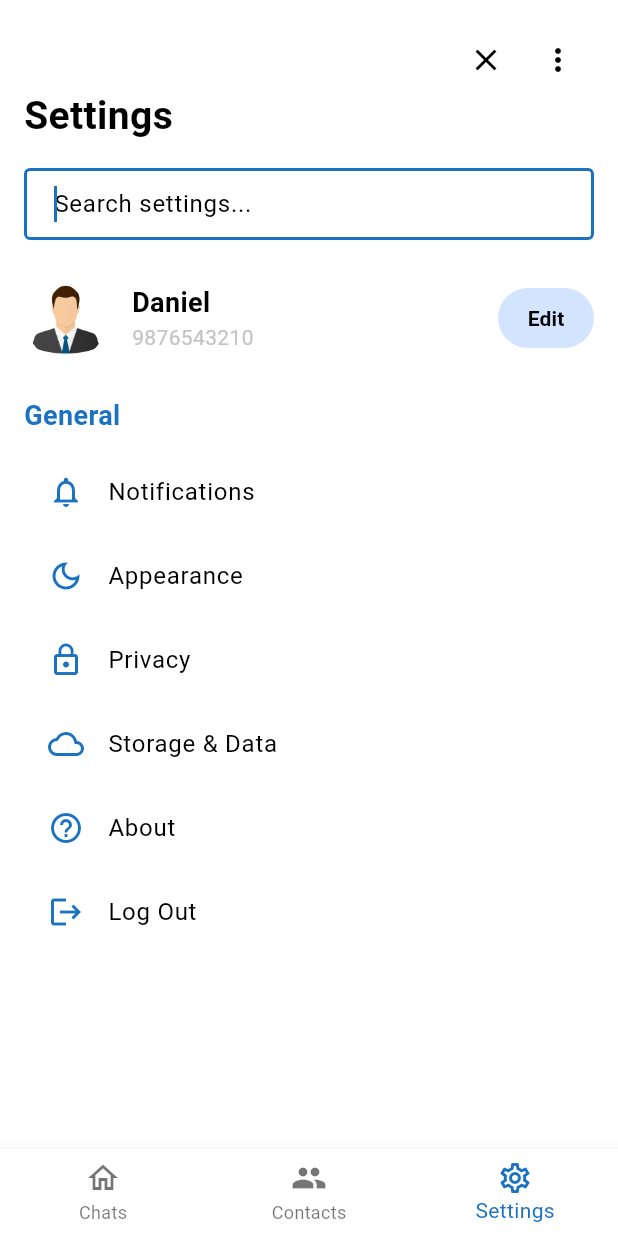
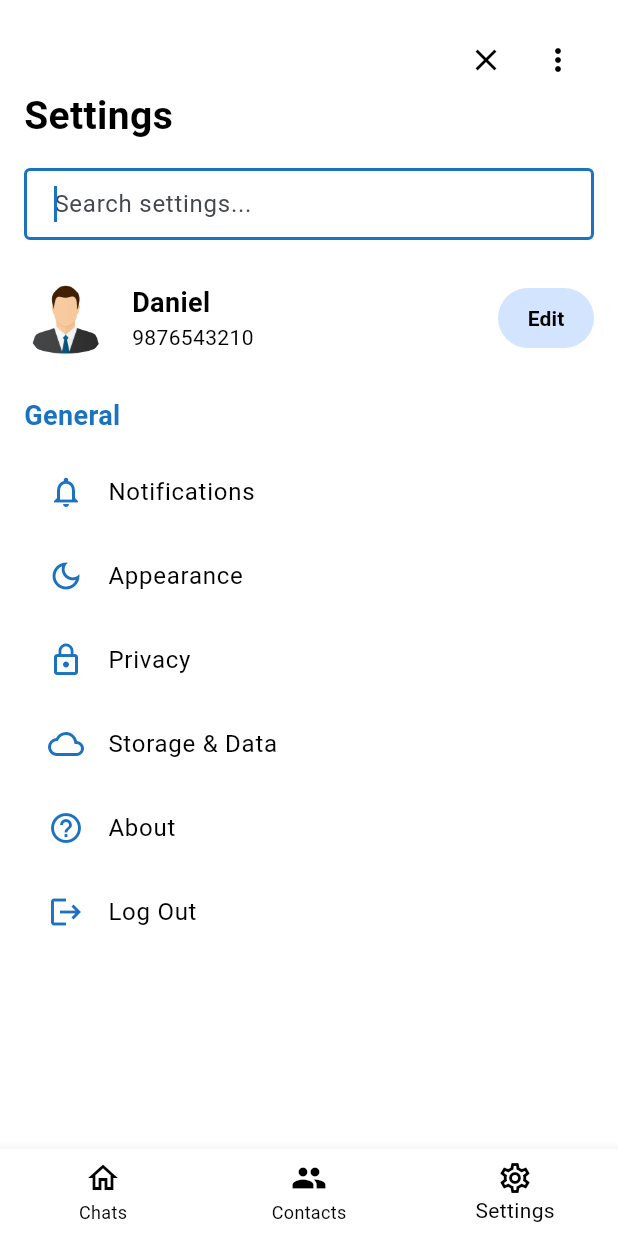
Before and after one commit to yana-malhotra27/chatApp, a Flutter app: the screen it shows once a user with an empty profile is signed in, item 3 of the bottom bar chosen, after a tap on the "search" icon, on a phone screen of 412 x 824 dp. Run offline on Flutter 3.47's test engine with Material 3 defaults, Android fonts, the phone set to English and light mode, and no system bars; our stand-ins replace cloud_firestore, firebase_auth, firebase_core; accounts and stored records are empty; network calls fail.

Commit message:
searchbar left

```diff
--- a/lib/components/chat_bubble.dart
+++ b/lib/component/chat_bubble.dart
@@ -33,7 +33,7 @@ class ChatBubble extends StatelessWidget {
           decoration: BoxDecoration(
             color: isCurrentUser
                 ? Theme.of(context).colorScheme.primary
-                : Theme.of(context).colorScheme.inversePrimary,
+                : Theme.of(context).colorScheme.outline.withOpacity(0.5),
             borderRadius: BorderRadius.circular(25),
           ),
           padding: const EdgeInsets.all(16),
@@ -43,8 +43,8 @@ class ChatBubble extends StatelessWidget {
           ),
           child: Text(
             message,
-            style: const TextStyle(
-              color: Colors.white,
+            style: TextStyle(
+              color: Theme.of(context).colorScheme.onPrimary,
               fontSize: 16,
             ),
           ),
--- a/lib/page/home_page.dart
+++ b/lib/page/home_page.dart
@@ -44,18 +44,18 @@ class _HomePageState extends State<HomePage> {
                 decoration: InputDecoration(
                   hintText: "Search",
                   hintStyle: TextStyle(
-                    color: Theme.of(context).colorScheme.inversePrimary,
+                    color: Theme.of(context).colorScheme.outline,
                   ),
                   prefixIcon: Icon(
                     Icons.search,
-                    color: Theme.of(context).colorScheme.inversePrimary,
+                    color: Theme.of(context).colorScheme.outline,
                   ),
                   border: OutlineInputBorder(
-                    borderRadius: BorderRadius.circular(10),
+                    borderRadius: BorderRadius.circular(30),
                     borderSide: BorderSide.none,
                   ),
                   filled: true,
-                  fillColor: Theme.of(context).colorScheme.surface,
+                  fillColor: Theme.of(context).colorScheme.outline.withOpacity(0.1),
                 ),
               ),
             )
@@ -64,14 +64,25 @@ class _HomePageState extends State<HomePage> {
      bottomNavigationBar: BottomNavigationBar(
   currentIndex: _selectedIndex,
   onTap: _onItemTapped,
+  selectedItemColor: Theme.of(context).colorScheme.onErrorContainer,
+  unselectedItemColor: Theme.of(context).colorScheme.onErrorContainer,
+  backgroundColor: Theme.of(context).colorScheme.surface,
   items: const [
     BottomNavigationBarItem(
-              icon: Icon(Icons.home_outlined), label: "Chats"),
-          BottomNavigationBarItem(icon: Icon(Icons.people), label: "Contacts"),
+      icon: Icon(Icons.home_outlined),
+      label: "Chats",
+    ),
     BottomNavigationBarItem(
-              icon: Icon(Icons.settings_outlined), label: "Settings"),
+      icon: Icon(Icons.people),
+      label: "Contacts",
+    ),
+    BottomNavigationBarItem(
+      icon: Icon(Icons.settings_outlined),
+      label: "Settings",
+    ),
   ],
 ),
+
       floatingActionButton: (_selectedIndex == 0 || _selectedIndex == 1)
           ? FloatingActionButton(
               onPressed: () {
@@ -82,10 +93,10 @@ class _HomePageState extends State<HomePage> {
                   ),
                 );
               },
-              backgroundColor: Theme.of(context).colorScheme.secondary,
+              backgroundColor: Theme.of(context).colorScheme.primaryContainer,
               child: Icon(
                 _selectedIndex == 0 ? Icons.edit_outlined : Icons.add,
-                color: Theme.of(context).colorScheme.tertiary,
+                color: Theme.of(context).colorScheme.onErrorContainer
               ),
             )
           : null,
@@ -123,8 +134,9 @@ class _HomePageState extends State<HomePage> {
         final currentUserEmail = _authService.currentUser?.email ?? '';
 
         List<Map<String, dynamic>> filteredUsers = users.where((user) {
+  final username = user['username']?.toString().toLowerCase() ?? '';
   final email = user['email']?.toString().toLowerCase() ?? '';
-          return email.contains(_searchQuery) && email != currentUserEmail;
+  return username.contains(_searchQuery) && email != currentUserEmail;
 }).toList();
 
         filteredUsers = filteredUsers.reversed.toList();
@@ -164,10 +176,10 @@ class _HomePageState extends State<HomePage> {
                 backgroundColor: Theme.of(context).colorScheme.surface,
                 icon: Icon(Icons.delete_outline,
                     color: Theme.of(context).colorScheme.primary),
-                title: Text("Delete conversation?"),
+                title: Text("Delete conversation?",style: TextStyle(color: Theme.of(context).colorScheme.onErrorContainer),),
                 content: Text(
-                  "This conversation will be removed from all your synced devices. This action cannot be undone.",
-                ),
+                  "This conversation will be removed from all your synced devices. This action cannot be undone."
+                , style: TextStyle(color: Theme.of(context).colorScheme.onErrorContainer),),
                 actions: [
                   TextButton(
                     onPressed: () => Navigator.pop(context),
@@ -210,7 +222,8 @@ class _HomePageState extends State<HomePage> {
                   children: [
                     Text(
                       userData['username'] ?? 'Unknown',
-                      style: const TextStyle(
+                      style: TextStyle(
+                        color: Theme.of(context).colorScheme.onErrorContainer,
                         fontWeight: FontWeight.bold,
                         fontSize: 16,
                       ),
@@ -219,7 +232,7 @@ class _HomePageState extends State<HomePage> {
                     Text(
                       'Hey there! How are you?',
                       style: TextStyle(
-                        color: Colors.grey.shade600,
+                        color: Theme.of(context).colorScheme.outline,
                         fontSize: 14,
                       ),
                       maxLines: 1,
@@ -235,21 +248,21 @@ class _HomePageState extends State<HomePage> {
                     '4:30 PM',
                     style: TextStyle(
                       fontSize: 12,
-                      color: Colors.grey.shade600,
+                      color: Theme.of(context).colorScheme.outline,
                     ),
                   ),
                   const SizedBox(height: 6),
                   if (showUnreadBadge)
                     Container(
                       padding: const EdgeInsets.all(6),
-                      decoration: const BoxDecoration(
-                        color: Colors.blue,
+                      decoration: BoxDecoration(
+                        color: Theme.of(context).colorScheme.primary,
                         shape: BoxShape.circle,
                       ),
-                      child: const Text(
+                      child: Text(
                         '2',
                         style: TextStyle(
-                          color: Colors.white,
+                          color: Theme.of(context).colorScheme.onError,
                           fontSize: 12,
                         ),
                       ),
--- a/lib/page/login_page.dart
+++ b/lib/page/login_page.dart
@@ -20,11 +20,11 @@ class LoginPage extends StatelessWidget {
       showDialog(
         context: context,
         builder: (context) => AlertDialog(
-          backgroundColor: Theme.of(context).colorScheme.inversePrimary,
+          backgroundColor: Theme.of(context).colorScheme.errorContainer,
           title: Text(
             e.toString(),
             style: TextStyle(
-              color: Theme.of(context).colorScheme.primary,
+              color: Theme.of(context).colorScheme.error,
               fontWeight: FontWeight.bold,
             ),
           ),
@@ -42,24 +42,27 @@ class LoginPage extends StatelessWidget {
     return TextField(
       obscureText: obscureText,
       controller: controller,
+      style: TextStyle(
+        color: Theme.of(context).colorScheme.outline,
+      ),
       decoration: InputDecoration(
         enabledBorder: OutlineInputBorder(
           borderRadius: BorderRadius.circular(10.0),
           borderSide: BorderSide(
-            color: Theme.of(context).colorScheme.tertiary,
+            color: Theme.of(context).colorScheme.outline,
           ),
         ),
         focusedBorder: OutlineInputBorder(
           borderRadius: BorderRadius.circular(10.0),
           borderSide: BorderSide(
-            color: Theme.of(context).colorScheme.tertiary,
+            color: Theme.of(context).colorScheme.outline,
           ),
         ),
         fillColor: Theme.of(context).colorScheme.surface,
         filled: true,
         hintText: hintText,
         hintStyle: TextStyle(
-          color: Theme.of(context).colorScheme.inversePrimary,
+          color: Theme.of(context).colorScheme.outline,
         ),
       ),
     );
@@ -106,7 +109,7 @@ class LoginPage extends StatelessWidget {
                 child: Text(
                   "LOGIN!",
                   style: TextStyle(
-                    color: Theme.of(context).colorScheme.tertiary,
+                    color: Theme.of(context).colorScheme.onErrorContainer,
                     fontWeight: FontWeight.bold,
                     fontSize: 40,
                   ),
@@ -117,7 +120,7 @@ class LoginPage extends StatelessWidget {
                 "Username",
                 style: TextStyle(
                   fontSize: 16.0,
-                  color: Theme.of(context).colorScheme.tertiary,
+                  color: Theme.of(context).colorScheme.onErrorContainer,
                 ),
               ),
               const SizedBox(height: 8),
@@ -132,7 +135,7 @@ class LoginPage extends StatelessWidget {
                 "Password",
                 style: TextStyle(
                   fontSize: 16.0,
-                  color: Theme.of(context).colorScheme.tertiary,
+                  color: Theme.of(context).colorScheme.onErrorContainer,
                 ),
               ),
               const SizedBox(height: 8),
--- a/lib/page/register_page.dart
+++ b/lib/page/register_page.dart
@@ -23,11 +23,11 @@ class RegisterPage extends StatelessWidget {
       showDialog(
         context: context,
         builder: (context) => AlertDialog(
-          backgroundColor: Theme.of(context).colorScheme.inversePrimary,
+          backgroundColor: Theme.of(context).colorScheme.errorContainer,
           title: Text(
             "Password is not confirmed correctly",
             style: TextStyle(
-              color: Theme.of(context).colorScheme.primary,
+              color: Theme.of(context).colorScheme.error,
               fontWeight: FontWeight.bold,
             ),
           ),
@@ -42,11 +42,11 @@ class RegisterPage extends StatelessWidget {
       showDialog(
         context: context,
         builder: (context) => AlertDialog(
-          backgroundColor: Theme.of(context).colorScheme.inversePrimary,
+          backgroundColor: Theme.of(context).colorScheme.errorContainer,
           title: Text(
             e.toString(),
             style: TextStyle(
-              color: Theme.of(context).colorScheme.primary,
+              color: Theme.of(context).colorScheme.error,
               fontWeight: FontWeight.bold,
             ),
           ),
@@ -66,22 +66,25 @@ class RegisterPage extends StatelessWidget {
       child: TextField(
         obscureText: obscureText,
         controller: controller,
+        style: TextStyle(
+        color: Theme.of(context).colorScheme.outline,
+      ),
         decoration: InputDecoration(
           enabledBorder: OutlineInputBorder(
             borderRadius: BorderRadius.circular(10.0),
             borderSide:
-                BorderSide(color: Theme.of(context).colorScheme.tertiary),
+                BorderSide(color: Theme.of(context).colorScheme.outline),
           ),
           focusedBorder: OutlineInputBorder(
             borderRadius: BorderRadius.circular(10.0),
             borderSide:
-                BorderSide(color: Theme.of(context).colorScheme.tertiary),
+                BorderSide(color: Theme.of(context).colorScheme.outline),
           ),
           fillColor: Theme.of(context).colorScheme.surface,
           filled: true,
           hintText: hintText,
           hintStyle: TextStyle(
-            color: Theme.of(context).colorScheme.inversePrimary,
+            color: Theme.of(context).colorScheme.outline,
           ),
         ),
       ),
@@ -130,7 +133,7 @@ class RegisterPage extends StatelessWidget {
               Text(
                 "REGISTER!",
                 style: TextStyle(
-                  color: Theme.of(context).colorScheme.tertiary,
+                  color: Theme.of(context).colorScheme.onErrorContainer,
                   fontWeight: FontWeight.bold,
                   fontSize: 36,
                 ),
@@ -147,7 +150,7 @@ class RegisterPage extends StatelessWidget {
                     "Email",
                     style: TextStyle(
                       fontSize: 16.0,
-                      color: Theme.of(context).colorScheme.tertiary,
+                      color: Theme.of(context).colorScheme.onErrorContainer,
                     ),
                   ),
                 ),
@@ -170,7 +173,7 @@ class RegisterPage extends StatelessWidget {
                     "Username",
                     style: TextStyle(
                       fontSize: 16.0,
-                      color: Theme.of(context).colorScheme.tertiary,
+                      color: Theme.of(context).colorScheme.onErrorContainer,
                     ),
                   ),
                 ),
@@ -193,7 +196,7 @@ class RegisterPage extends StatelessWidget {
                     "Password",
                     style: TextStyle(
                       fontSize: 16.0,
-                      color: Theme.of(context).colorScheme.tertiary,
+                      color: Theme.of(context).colorScheme.onErrorContainer,
                     ),
                   ),
                 ),
@@ -216,7 +219,7 @@ class RegisterPage extends StatelessWidget {
                     "Confirm Password",
                     style: TextStyle(
                       fontSize: 16.0,
-                      color: Theme.of(context).colorScheme.tertiary,
+                      color: Theme.of(context).colorScheme.onErrorContainer,
                     ),
                   ),
                 ),
--- a/lib/page/settings_page.dart
+++ b/lib/page/settings_page.dart
@@ -43,7 +43,7 @@ class _SettingsPageState extends State<SettingsPage> {
                     mainAxisSize: MainAxisSize.min,
                     children: [
                       IconButton(
-                        icon: Icon(_isSearching ? Icons.close : Icons.search),
+                        icon: Icon(_isSearching ? Icons.close : Icons.search,color: Theme.of(context).colorScheme.onErrorContainer,),
                         onPressed: () {
                           setState(() {
                             if (_isSearching) {
@@ -55,7 +55,7 @@ class _SettingsPageState extends State<SettingsPage> {
                         },
                       ),
                       IconButton(
-                        icon: const Icon(Icons.more_vert),
+                        icon: Icon(Icons.more_vert,color: Theme.of(context).colorScheme.onErrorContainer,),
                         onPressed: () {},
                       ),
                     ],
@@ -63,13 +63,14 @@ class _SettingsPageState extends State<SettingsPage> {
                 ),
                 const SizedBox(height: 80),
                 // Bottom-left title
-                const Positioned(
+                Positioned(
                   bottom: 0,
                   left: 0,
                   child: Text(
                     "Settings",
                     style: TextStyle(
                       fontSize: 26,
+                      color: Theme.of(context).colorScheme.onErrorContainer,
                       fontWeight: FontWeight.bold,
                     ),
                   ),
@@ -82,10 +83,15 @@ class _SettingsPageState extends State<SettingsPage> {
             if (_isSearching)
               TextField(
                 controller: _searchController,
+                style: TextStyle(
+                  color: Theme.of(context).colorScheme.onErrorContainer,
+                ),
                 autofocus: true,
-                decoration: const InputDecoration(
+                decoration: InputDecoration(
                   hintText: "Search settings...",
+                  fillColor: Theme.of(context).colorScheme.outline,
                   border: OutlineInputBorder(),
+
                   contentPadding:
                       EdgeInsets.symmetric(horizontal: 16, vertical: 8),
                 ),
@@ -111,16 +117,17 @@ class _SettingsPageState extends State<SettingsPage> {
                   child: Column(
                     crossAxisAlignment: CrossAxisAlignment.start,
                     children: [
-                      const Text(
+                       Text(
                         'Daniel',
                         style: TextStyle(
+                          color: Theme.of(context).colorScheme.onErrorContainer,
                             fontSize: 18, fontWeight: FontWeight.bold),
                       ),
                       Text(
                         '9876543210',
                         style: TextStyle(
                           fontSize: 14,
-                          color: colorScheme.inversePrimary,
+                          color: colorScheme.onErrorContainer,
                         ),
                       ),
                     ],
@@ -128,7 +135,7 @@ class _SettingsPageState extends State<SettingsPage> {
                 ),
                 TextButton(
                   style: TextButton.styleFrom(
-                    backgroundColor: Theme.of(context).colorScheme.secondary,
+                    backgroundColor: Theme.of(context).colorScheme.primaryContainer,
                     shape: RoundedRectangleBorder(
                       borderRadius: BorderRadius.circular(30),
                     ),
@@ -140,7 +147,7 @@ class _SettingsPageState extends State<SettingsPage> {
                     'Edit',
                     style: TextStyle(
                       fontWeight: FontWeight.bold,
-                      color: Theme.of(context).colorScheme.tertiary,
+                      color: Theme.of(context).colorScheme.onErrorContainer,
                     ),
                   ),
                 ),
@@ -166,7 +173,7 @@ class _SettingsPageState extends State<SettingsPage> {
               ListTile(
                 leading:
                     Icon(Icons.notifications_none, color: colorScheme.primary),
-                title: const Text("Notifications"),
+                title: Text("Notifications",style: TextStyle(color: Theme.of(context).colorScheme.onErrorContainer,),),
                 onTap: () {
                   Navigator.push(
                     context,
@@ -180,35 +187,35 @@ class _SettingsPageState extends State<SettingsPage> {
               ListTile(
                 leading:
                     Icon(Icons.dark_mode_outlined, color: colorScheme.primary),
-                title: const Text("Appearance"),
+                title: Text("Appearance",style: TextStyle(color: Theme.of(context).colorScheme.onErrorContainer,),),
                 onTap: () => themeProvider.toggleTheme(),
               ),
             if (_searchQuery.isEmpty ||
                 "privacy".contains(_searchQuery.toLowerCase()))
               ListTile(
                 leading: Icon(Icons.lock_outline, color: colorScheme.primary),
-                title: const Text("Privacy"),
+                title: Text("Privacy",style: TextStyle(color: Theme.of(context).colorScheme.onErrorContainer,),),
                 onTap: () {},
               ),
             if (_searchQuery.isEmpty ||
                 "storage".contains(_searchQuery.toLowerCase()))
               ListTile(
                 leading: Icon(Icons.cloud_outlined, color: colorScheme.primary),
-                title: const Text("Storage & Data"),
+                title: Text("Storage & Data",style: TextStyle(color: Theme.of(context).colorScheme.onErrorContainer,),),
                 onTap: () {},
               ),
             if (_searchQuery.isEmpty ||
                 "about".contains(_searchQuery.toLowerCase()))
               ListTile(
                 leading: Icon(Icons.help_outline, color: colorScheme.primary),
-                title: const Text("About"),
+                title: Text("About",style: TextStyle(color: Theme.of(context).colorScheme.onErrorContainer,),),
                 onTap: () {},
               ),
             if (_searchQuery.isEmpty ||
                 "log out".contains(_searchQuery.toLowerCase()))
               ListTile(
                 leading: Icon(Icons.logout, color: colorScheme.primary),
-                title: const Text("Log Out"),
+                title: Text("Log Out",style: TextStyle(color: Theme.of(context).colorScheme.onErrorContainer,),),
                 onTap: () => authService.signOut(),
               ),
           ],
--- a/lib/theme/dark_mode.dart
+++ b/lib/theme/dark_mode.dart
@@ -2,10 +2,19 @@ import 'package:flutter/material.dart';
 
 ThemeData darkMode = ThemeData(
   colorScheme: ColorScheme.dark(
-    surface: const Color.fromARGB(255, 28, 21, 21),
-    primary: Color(0xFF1B72C0),
-    secondary: Color(0xFFD3E4FF),
-    tertiary: const Color(0xFFEDECED),
-    inversePrimary: const Color.fromARGB(255, 197, 195, 195),
-  ),
+  primary: Color(0xFFA2C9FF),             // #A2C9FF
+  onPrimary: Color(0xFFFFFFFF),           // White
+  primaryContainer: Color.fromARGB(194, 47, 65, 86),    // #D3E4FF
+  onPrimaryContainer: Color(0xFF001C38),  // #001C38
+  secondary: Color(0xFF000000),           // #EFF1F8 (used as Secondary Surface)
+  onSecondary: Color(0xFF000000),         // Black
+  surface: Color(0xFF000000),             // #F3F4F9 (Primary Surface)
+  onSurface: Color(0xFF001E2F),           // #001E2F (On Surface 20)
+  onSurfaceVariant: Color(0xFF44474E),    // #44474E (On Surface 40)
+  outline: Color(0xFF74777F),             // #74777F (On Surface 60)
+  error: Color(0xFFB00020),               // Standard Material error color
+  onError: Color(0xFFFFFFFF),             // White
+  errorContainer: Color(0xFFFCD8DF),      // Optional custom error container
+  onErrorContainer: Color.fromARGB(255, 255, 255, 255),    // Optional custom contrast color
+)
 );
--- a/lib/theme/light_mode.dart
+++ b/lib/theme/light_mode.dart
@@ -2,11 +2,19 @@ import 'package:flutter/material.dart';
 
 ThemeData lightMode = ThemeData(
   colorScheme: ColorScheme.light(
-    surface: Colors.white,
-    primaryContainer: Color(0xFFF3F4F9),
-    primary: Color(0xFF1B72C0),
-    secondary: Color(0xFFD3E4FF),
-    tertiary: const Color.fromARGB(255, 6, 6, 6),
-    inversePrimary: const Color.fromARGB(255, 197, 195, 195),
-  ),
+  primary: Color(0xFF1B72C0),             // #1B72C0
+  onPrimary: Color(0xFFFFFFFF),           // White
+  primaryContainer: Color(0xFFD3E4FF),    // #D3E4FF
+  onPrimaryContainer: Color(0xFF001C38),  // #001C38
+  secondary: Color(0xFFEFF1F8),           // #EFF1F8 (used as Secondary Surface)
+  onSecondary: Color(0xFF000000),         // Black
+  surface: Color.fromRGBO(255, 255, 255, 1),             // #F3F4F9 (Primary Surface)
+  onSurface: Color(0xFF001E2F),           // #001E2F (On Surface 20)
+  onSurfaceVariant: Color(0xFF44474E),    // #44474E (On Surface 40)
+  outline: Color(0xFF74777F),             // #74777F (On Surface 60)
+  error: Color(0xFFB00020),               // Standard Material error color
+  onError: Color(0xFFFFFFFF),             // White
+  errorContainer: Color(0xFFFCD8DF),      // Optional custom error container
+  onErrorContainer: Colors.black,    // Optional custom contrast color
+)
 );
```
Also changed, not shown: lib/page/chat_page.dart (+13 -10 lines), lib/page/contacts_page.dart (+103 -73 lines), lib/page/newcontactpage.dart (+11 -7 lines), lib/page/notifications_page.dart (+7 -6 lines), lib/page/user_profile.dart (+7 -10 lines), lib/firebase_options.dart (added). Lines whose indentation alone changed are shown as unchanged.
